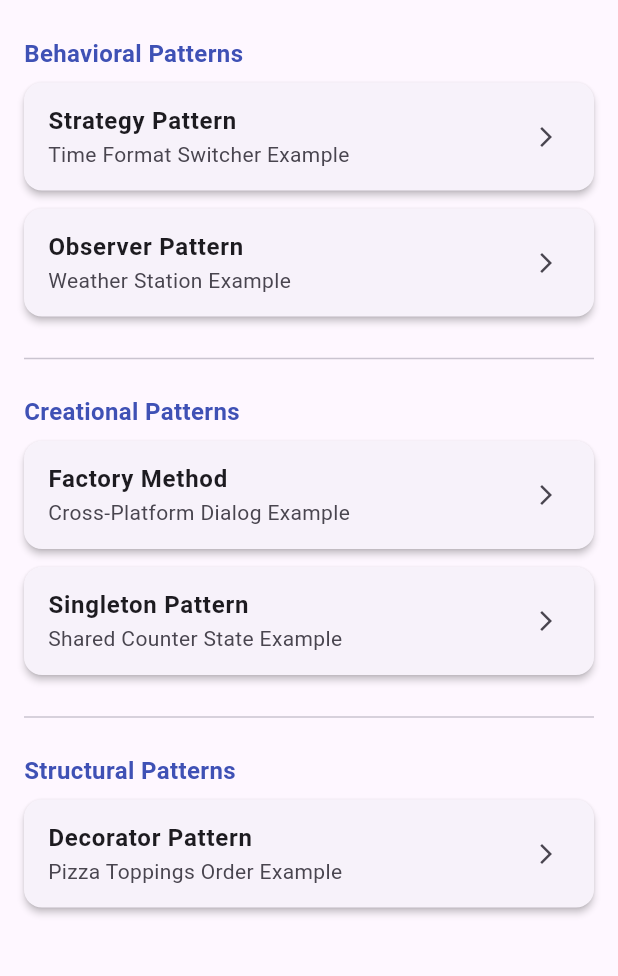
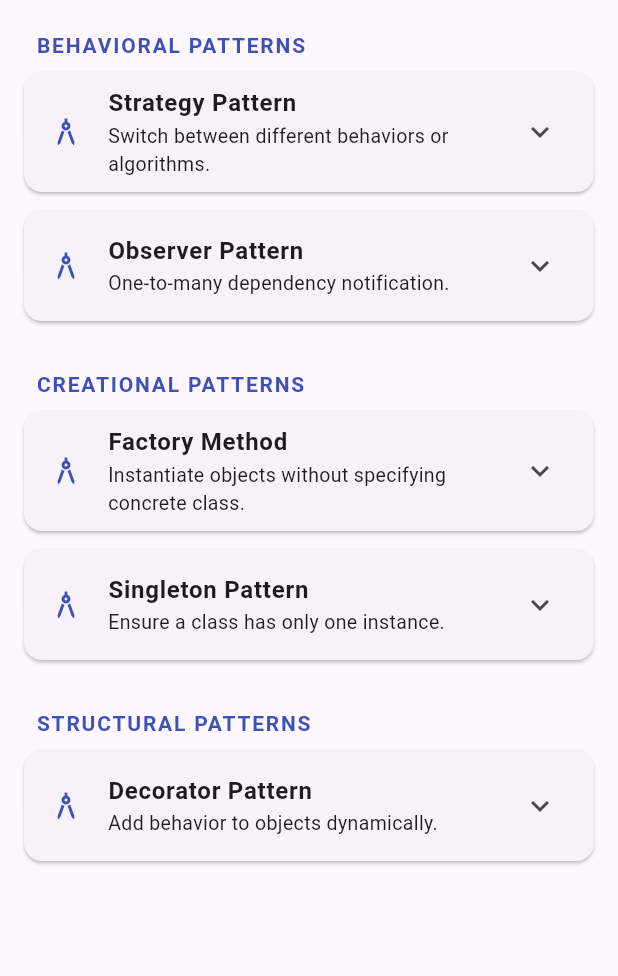
Before and after one commit to abdalrhman7/design-patterns-by-example-dart-flutter, a Flutter app: the screen it shows after launch, on a phone screen of 412 x 824 dp, the part 84-1060 px from its top. Run offline on Flutter 3.47's test engine with Material 3 defaults, Android fonts, the phone set to English and light mode, and no system bars.

Commit message:
implement initial home page displaying categorized design pattern examples.

```diff
--- a/lib/home_page.dart
+++ b/lib/home_page.dart
@@ -1,10 +1,13 @@
 import 'package:flutter/material.dart';
 
-// Import the main screens for each pattern demo
+// Strategy Examples
 import 'package:design_patterns_flutter/behavioral/strategy/flutter_examples/time_format_strategy/ui/time_display_screen.dart';
+import 'package:design_patterns_flutter/behavioral/strategy/flutter_examples/text_style_strategy/ui/text_styling_screen.dart';
+
+// Other Examples
 import 'package:design_patterns_flutter/behavioral/observer/flutter_examples/ui/weather_observer_screen.dart';
 import 'package:design_patterns_flutter/creational/factory_method/flutter_examples/ui/factory_method_dialog_example.dart';
-import 'package:design_patterns_flutter/creational/singletone/flutter_examples/ui/counter_singletone_screens.dart'; // Correcting the path if it's there
+import 'package:design_patterns_flutter/creational/singletone/flutter_examples/ui/counter_singletone_screens.dart';
 import 'package:design_patterns_flutter/structural/decorator/flutter_examples/ui/decorator_pizza_screen.dart';
 
 class HomePage extends StatelessWidget {
@@ -18,84 +21,149 @@ class HomePage extends StatelessWidget {
         centerTitle: true,
         backgroundColor: Colors.indigo,
         foregroundColor: Colors.white,
+        elevation: 4,
       ),
       body: ListView(
-        padding: const EdgeInsets.all(16),
+        padding: const EdgeInsets.symmetric(vertical: 20, horizontal: 16),
         children: [
-          _buildCategoryHeader('Behavioral Patterns'),
-          _buildPatternCard(
+          _buildCategorySection(
             context,
-            'Strategy Pattern',
-            'Time Format Switcher Example',
-            const TimeDisplayScreen(),
+            'Behavioral Patterns',
+            [
+              _PatternItem(
+                name: 'Strategy Pattern',
+                description: 'Switch between different behaviors or algorithms.',
+                examples: [
+                  _ExampleItem(
+                    title: 'Example 1: Time Formatter',
+                    subtitle: 'Dynamic date/time formatting options.',
+                    screen: const TimeDisplayScreen(),
+                  ),
+                  _ExampleItem(
+                    title: 'Example 2: Text Styling',
+                    subtitle: 'Change text appearance (Bold, Italic, color).',
+                    screen: const TextStylingScreen(),
+                  ),
+                ],
+              ),
+              _PatternItem(
+                name: 'Observer Pattern',
+                description: 'One-to-many dependency notification.',
+                examples: [
+                  _ExampleItem(
+                    title: 'Example 1: Weather Station',
+                    subtitle: 'Notifications for temp & humidity changes.',
+                    screen: const WeatherObserverScreen(),
+                  ),
+                ],
+              ),
+            ],
           ),
-          _buildPatternCard(
+          const SizedBox(height: 20),
+          _buildCategorySection(
             context,
-            'Observer Pattern',
-            'Weather Station Example',
-            const WeatherObserverScreen(),
+            'Creational Patterns',
+            [
+              _PatternItem(
+                name: 'Factory Method',
+                description: 'Instantiate objects without specifying concrete class.',
+                examples: [
+                  _ExampleItem(
+                    title: 'Example 1: Dialog Factory',
+                    subtitle: 'Cross-platform UI components.',
+                    screen: const FactoryMethodDialogExample(),
+                  ),
+                ],
+              ),
+              _PatternItem(
+                name: 'Singleton Pattern',
+                description: 'Ensure a class has only one instance.',
+                examples: [
+                  _ExampleItem(
+                    title: 'Example 1: App State Counter',
+                    subtitle: 'Shared instance between different screens.',
+                    screen: const CounterFirstScreen(),
+                  ),
+                ],
+              ),
+            ],
           ),
-          const Divider(height: 32),
-          _buildCategoryHeader('Creational Patterns'),
-          _buildPatternCard(
+          const SizedBox(height: 20),
+          _buildCategorySection(
             context,
-            'Factory Method',
-            'Cross-Platform Dialog Example',
-            const FactoryMethodDialogExample(),
-          ),
-          _buildPatternCard(
-            context,
-            'Singleton Pattern',
-            'Shared Counter State Example',
-            const CounterFirstScreen(), // Using the first screen of the singleton example
-          ),
-          const Divider(height: 32),
-          _buildCategoryHeader('Structural Patterns'),
-          _buildPatternCard(
-            context,
-            'Decorator Pattern',
-            'Pizza Toppings Order Example',
-            const DecoratorPizzaScreen(),
+            'Structural Patterns',
+            [
+              _PatternItem(
+                name: 'Decorator Pattern',
+                description: 'Add behavior to objects dynamically.',
+                examples: [
+                  _ExampleItem(
+                    title: 'Example 1: Pizza Ordering',
+                    subtitle: 'Layering toppings at runtime.',
+                    screen: const DecoratorPizzaScreen(),
+                  ),
+                ],
+              ),
+            ],
           ),
         ],
       ),
     );
   }
 
-  Widget _buildCategoryHeader(String title) {
-    return Padding(
-      padding: const EdgeInsets.symmetric(vertical: 8),
-      child: Text(
-        title,
-        style: const TextStyle(
-          fontSize: 16,
-          fontWeight: FontWeight.bold,
-          color: Colors.indigo,
+  Widget _buildCategorySection(BuildContext context, String categoryName, List<_PatternItem> patterns) {
+    return Column(
+      crossAxisAlignment: CrossAxisAlignment.start,
+      children: [
+        Padding(
+          padding: const EdgeInsets.only(left: 8, bottom: 8),
+          child: Text(
+            categoryName.toUpperCase(),
+            style: const TextStyle(fontWeight: FontWeight.bold, color: Colors.indigo, letterSpacing: 1.2),
+          ),
         ),
-      ),
+        ...patterns.map((pattern) => _buildPatternExpansion(context, pattern)).toList(),
+      ],
     );
   }
 
-  Widget _buildPatternCard(
-    BuildContext context,
-    String title,
-    String subtitle,
-    Widget targetScreen,
-  ) {
+  Widget _buildPatternExpansion(BuildContext context, _PatternItem pattern) {
     return Card(
-      elevation: 2,
       margin: const EdgeInsets.only(bottom: 12),
-      child: ListTile(
-        title: Text(title, style: const TextStyle(fontWeight: FontWeight.bold)),
-        subtitle: Text(subtitle),
-        trailing: const Icon(Icons.arrow_forward_ios, size: 16),
-        onTap: () {
-          Navigator.push(
-            context,
-            MaterialPageRoute(builder: (context) => targetScreen),
+      clipBehavior: Clip.antiAlias,
+      shape: RoundedRectangleBorder(borderRadius: BorderRadius.circular(12)),
+      child: ExpansionTile(
+        title: Text(pattern.name, style: const TextStyle(fontWeight: FontWeight.bold)),
+        subtitle: Text(pattern.description, style: const TextStyle(fontSize: 13)),
+        leading: const Icon(Icons.architecture, color: Colors.indigo),
+        childrenPadding: const EdgeInsets.only(left: 16, right: 16, bottom: 12),
+        children: pattern.examples.map((example) {
+          return ListTile(
+            contentPadding: const EdgeInsets.symmetric(horizontal: 8),
+            title: Text(example.title, style: const TextStyle(fontSize: 14, fontWeight: FontWeight.w500)),
+            subtitle: Text(example.subtitle, style: const TextStyle(fontSize: 12)),
+            trailing: const Icon(Icons.play_circle_fill, color: Colors.indigo, size: 28),
+            onTap: () {
+              Navigator.push(context, MaterialPageRoute(builder: (context) => example.screen));
+            },
           );
-        },
+        }).toList(),
       ),
     );
   }
 }
+
+// Helper models for organization
+class _PatternItem {
+  final String name;
+  final String description;
+  final List<_ExampleItem> examples;
+  _PatternItem({required this.name, required this.description, required this.examples});
+}
+
+class _ExampleItem {
+  final String title;
+  final String subtitle;
+  final Widget screen;
+  _ExampleItem({required this.title, required this.subtitle, required this.screen});
+}
```
